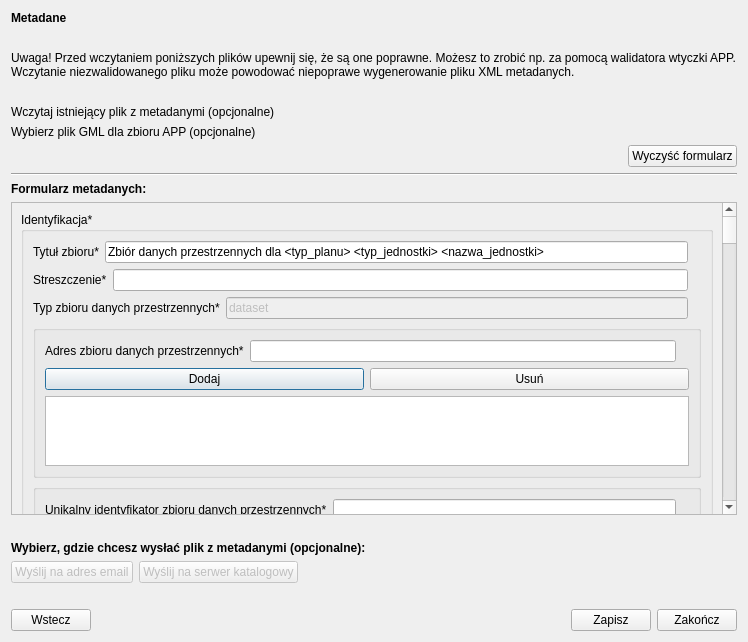
CyfryzacjaAPP/wtyczka_qgis_app_2, file modules/metadata/views/ui/metadane_dialog_base.ui: the form before one commit.
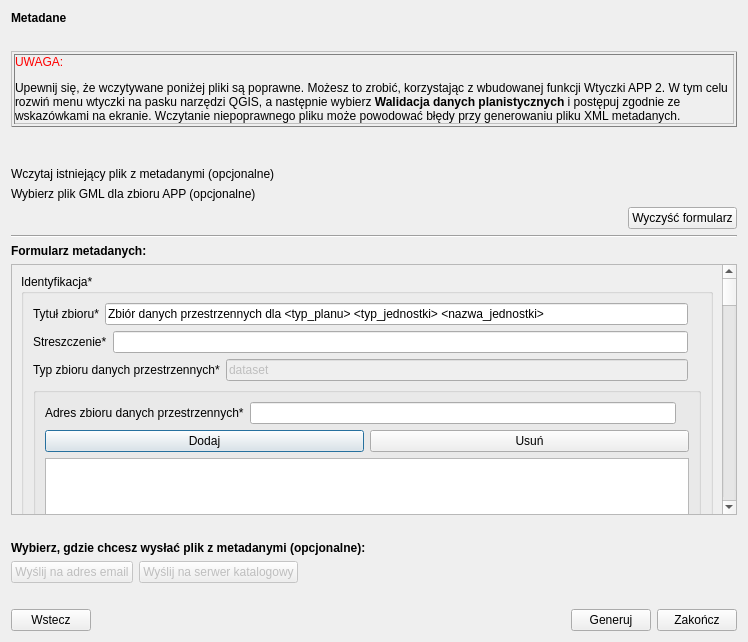
The form after the commit. Icons and pictures are not drawn. Custom widgets are drawn as their Qt base class.

Patch:
```diff
--- a/modules/metadata/views/ui/metadane_dialog_base.ui
+++ b/modules/metadata/views/ui/metadane_dialog_base.ui
@@ -45,7 +45,7 @@
      <item>
       <widget class="QLabel" name="label">
        <property name="text">
-        <string>Uwaga! Przed wczytaniem poniższych plików upewnij się, że są one poprawne. Możesz to zrobić np. za pomocą walidatora wtyczki APP. Wczytanie niezwalidowanego pliku może powodować niepoprawe wygenerowanie pliku XML metadanych.</string>
+        <string>&lt;html&gt;&lt;head/&gt;&lt;body&gt;&lt;table border=&quot;1&quot; style=&quot; margin-top:0px; margin-bottom:0px; margin-left:0px; margin-right:0px; border-collapse:collapse;&quot; cellspacing=&quot;2&quot; cellpadding=&quot;0&quot;&gt;&lt;tr&gt;&lt;td&gt;&lt;p&gt;&lt;span style=&quot; color:#ff0000;&quot;&gt;UWAGA:&lt;/span&gt;&lt;/p&gt;&lt;p&gt;Upewnij się, że wczytywane poniżej pliki są poprawne. Możesz to zrobić, korzystając z wbudowanej funkcji Wtyczki APP 2. W tym celu rozwiń menu wtyczki na pasku narzędzi QGIS, a następnie wybierz&lt;span style=&quot; font-weight:600;&quot;&gt; Walidacja danych planistycznych &lt;/span&gt;i postępuj zgodnie ze wskazówkami na ekranie. Wczytanie niepoprawnego pliku może powodować błędy przy generowaniu pliku XML metadanych.&lt;/p&gt;&lt;/td&gt;&lt;/tr&gt;&lt;/table&gt;&lt;p/&gt;&lt;/body&gt;&lt;/html&gt;</string>
        </property>
        <property name="textFormat">
         <enum>Qt::RichText</enum>
@@ -2711,7 +2711,7 @@
        <item>
         <widget class="QPushButton" name="validateAndSave_btn">
          <property name="text">
-          <string>Zapisz</string>
+          <string>Generuj</string>
          </property>
         </widget>
        </item>
```
